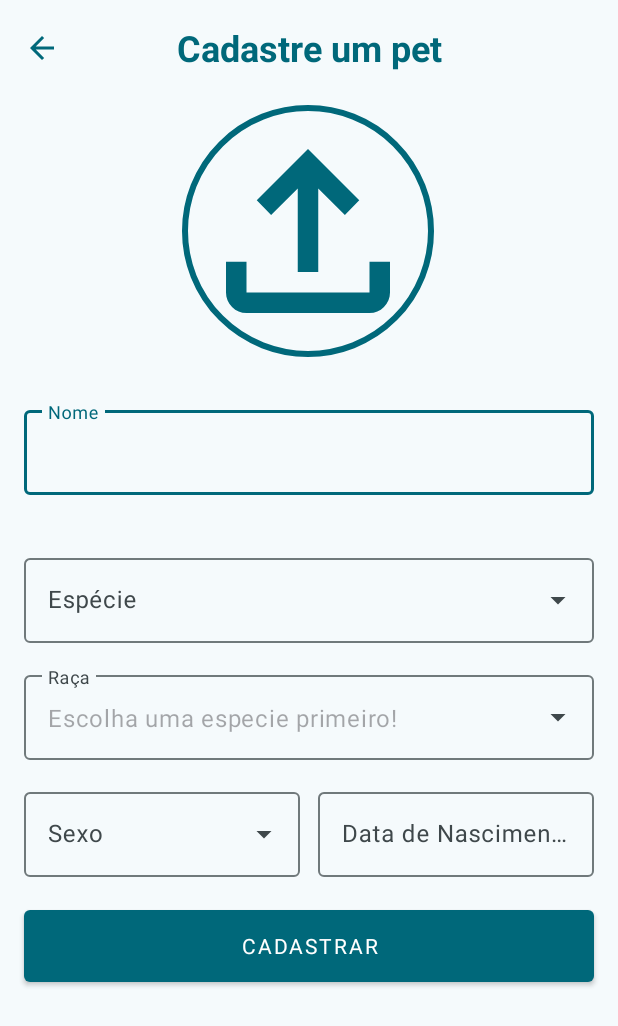
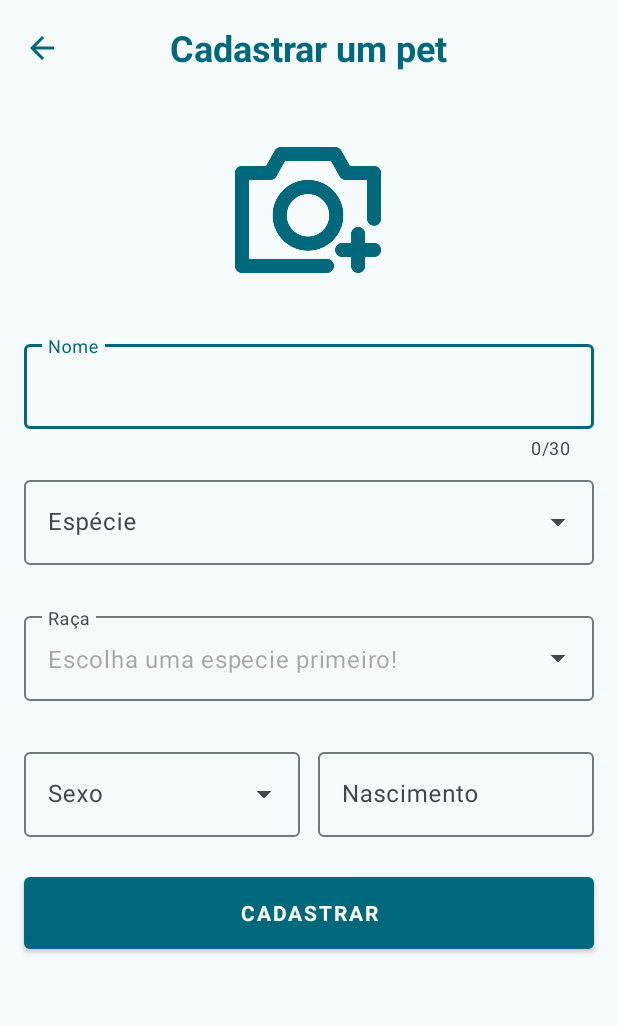
Before and after one commit to jpvrlma/PetCentral, an Android app: the CadastroPetActivity screen opened directly, with no data from a screen before it, on a phone screen of 412 x 824 dp. Shown: the top 1026 px of the screen. Run offline under Robolectric (Android 15) with nearby library versions, the phone set to English and light mode, and no system bars; our stand-ins replace Firebase (no records; nobody signed in at launch, a user with empty details on screens opened directly); Roboto replaces fonts that are not available here.

Commit message:
refinada nos layouts

```diff
--- a/app/src/main/java/com/example/petcentral/Login/CadastroActivity.java
+++ b/app/src/main/java/com/example/petcentral/Login/CadastroActivity.java
@@ -1,6 +1,7 @@
 package com.example.petcentral.Login;
 
 
+import android.content.Intent;
 import android.os.Bundle;
 import android.util.Patterns;
 import android.view.View;
@@ -56,6 +57,7 @@ public class CadastroActivity extends AppCompatActivity {
 
     private void clickListeners() {
         binding.btncadastrar.setOnClickListener(v -> validarCampos());
+        binding.btnVoltar.setOnClickListener(v -> startActivity(new Intent(this, LoginActivity.class)));
         binding.editNome.setOnClickListener(v -> binding.containerNome.setError(null));
         binding.editEmail.setOnClickListener(v -> binding.containerEmail.setError(null));
         binding.editSenha.setOnClickListener(v -> binding.containerSenha.setError(null));
--- a/app/src/main/java/com/example/petcentral/Login/ResetActivity.java
+++ b/app/src/main/java/com/example/petcentral/Login/ResetActivity.java
@@ -1,5 +1,6 @@
 package com.example.petcentral.Login;
 
+import android.content.Intent;
 import android.os.Bundle;
 import android.util.Patterns;
 
@@ -49,6 +50,8 @@ public class ResetActivity extends AppCompatActivity {
 
     private void clickListeners() {
         binding.btnEnviar.setOnClickListener(v -> resetSenha());
+        binding.editEmail.setOnClickListener(v -> binding.containerEmail.setError(null));
+        binding.backButton.setOnClickListener(v -> startActivity(new Intent(this, LoginActivity.class)));
     }
 
     private boolean isEmailValido(String email) {
--- a/app/src/main/java/com/example/petcentral/Pets/CadastroPetActivity.java
+++ b/app/src/main/java/com/example/petcentral/Pets/CadastroPetActivity.java
@@ -76,8 +76,6 @@ public class CadastroPetActivity extends AppCompatActivity {
         isEspecieSelecionada();
         clickListeners();
 
-
-
         autoCompleteTextViewEspecie.setOnItemClickListener((parent, view, position, id) -> {
             binding.autoCompleteEspecie.setError(null);
             autoCompleteTextViewRaca.setText("",false);
@@ -85,12 +83,12 @@ public class CadastroPetActivity extends AppCompatActivity {
             carregarRaca(autoCompleteTextViewRaca,idEspecieSelecionados.get(position));
         });
 
-
     }
 
     private void clickListeners() {
         binding.btnCadastrar.setOnClickListener(v -> validarCampos());
         binding.editData.setOnClickListener(v -> startDatePicker());
+        binding.btnVoltar.setOnClickListener(v -> startActivity(new Intent(this, MainActivity.class)));
 
         autoCompleteTextViewEspecie.setOnClickListener(v ->{
             autoCompleteTextViewRaca.setText("",false);
@@ -98,7 +96,6 @@ public class CadastroPetActivity extends AppCompatActivity {
         });
         autoCompleteTextViewRaca.setOnClickListener(v -> binding.menuRaca.setError(null));
         autoCompleteTextViewSexo.setOnClickListener(v -> binding.containerSexo.setError(null));
-
     }
 
     private void validarCampos() {
@@ -129,7 +126,7 @@ public class CadastroPetActivity extends AppCompatActivity {
             return;
         }
         if (dataNascimento.isEmpty()) {
-            binding.editData.setError("Campo obrigatório");
+            binding.containerData.setError("Campo obrigatório");
             return;
         }
         binding.autoCompleteEspecie.setText(especie);
@@ -147,6 +144,7 @@ public class CadastroPetActivity extends AppCompatActivity {
     }
 
     private void startDatePicker() {
+        binding.editData.setError(null);
         MaterialDatePicker<Long> materialDatePicker = MaterialDatePicker.Builder.datePicker()
                 .setTitleText("Selecione uma data")
                 .setSelection(MaterialDatePicker.todayInUtcMilliseconds())
--- a/app/src/main/java/com/example/petcentral/Usuario/UserActivity.java
+++ b/app/src/main/java/com/example/petcentral/Usuario/UserActivity.java
@@ -11,6 +11,7 @@ import androidx.core.view.ViewCompat;
 import androidx.core.view.WindowInsetsCompat;
 
 import com.example.petcentral.Login.LoginActivity;
+import com.example.petcentral.Pets.MainActivity;
 import com.example.petcentral.databinding.ActivityUserBinding;
 import com.google.firebase.auth.FirebaseAuth;
 import com.google.firebase.firestore.DocumentSnapshot;
@@ -70,6 +71,7 @@ public class UserActivity extends AppCompatActivity {
     private void clickListeners() {
         binding.cardConfiguracoes.setOnClickListener(v -> startActivity(new Intent(this, editUserActivity.class)));
         binding.cardLogout.setOnClickListener(v -> logout());
+        binding.btnBack.setOnClickListener(v -> startActivity(new Intent(this, MainActivity.class)));
         }
 
         private void logout(){
--- a/app/src/main/java/com/example/petcentral/Usuario/editUserActivity.java
+++ b/app/src/main/java/com/example/petcentral/Usuario/editUserActivity.java
@@ -1,5 +1,6 @@
 package com.example.petcentral.Usuario;
 
+import android.content.Intent;
 import android.os.Bundle;
 import android.util.Log;
 import android.view.View;
@@ -84,6 +85,9 @@ public class editUserActivity extends AppCompatActivity {
     private void clickListeners() {
         binding.btnSalvar.setOnClickListener(v -> validarCampos());
         binding.editTextNascimento.setOnClickListener(v -> startDatePicker());
+        binding.backButton.setOnClickListener(v -> startActivity(new Intent(this, UserActivity.class)));
+
+        binding.editTextNome.setOnClickListener(v -> binding.textInputLayoutNome.setError(null));
     }
 
     private void mostrarSnackbar(String mensagem) {
--- a/app/src/main/res/layout/activity_cadastro.xml
+++ b/app/src/main/res/layout/activity_cadastro.xml
@@ -21,6 +21,7 @@
             app:layout_constraintTop_toTopOf="parent">
 
             <ImageView
+                android:id="@+id/btnVoltar"
                 android:layout_width="wrap_content"
                 android:layout_height="wrap_content"
                 android:src="@drawable/arrow_back"
@@ -125,6 +126,7 @@
             android:layout_marginTop="16dp"
             android:layout_marginBottom="16dp"
             android:text="@string/btn_cadastro"
+            android:textStyle="bold"
             android:textColor="@color/md_theme_onPrimary"
             app:cornerRadius="5dp"
             app:layout_constraintBottom_toTopOf="@+id/progressBar"
--- a/app/src/main/res/layout/activity_cadastro_pet.xml
+++ b/app/src/main/res/layout/activity_cadastro_pet.xml
@@ -12,10 +12,12 @@
         android:layout_width="match_parent"
         android:layout_height="?attr/actionBarSize"
         app:layout_constraintEnd_toEndOf="parent"
+        app:layout_constraintHorizontal_bias="0.0"
         app:layout_constraintStart_toStartOf="parent"
         app:layout_constraintTop_toTopOf="parent">
 
         <ImageView
+            android:id="@+id/btn_voltar"
             android:layout_width="wrap_content"
             android:layout_height="wrap_content"
             android:src="@drawable/arrow_back"
@@ -34,26 +36,25 @@
 
     <com.google.android.material.imageview.ShapeableImageView
         android:id="@+id/petAvatar"
-        android:src="@drawable/upload"
+        android:layout_width="120dp"
+        android:layout_height="120dp"
+        android:layout_marginTop="16dp"
+        android:padding="8dp"
+        android:src="@drawable/fotoupload"
         android:tint="@color/md_theme_primary"
-        android:layout_width="180dp"
-        android:layout_height="180dp"
-        android:scaleType="centerCrop"
-        android:padding="8dp"
-        app:layout_constraintBottom_toBottomOf="parent"
         app:layout_constraintEnd_toEndOf="parent"
         app:layout_constraintHorizontal_bias="0.498"
         app:layout_constraintStart_toStartOf="parent"
         app:layout_constraintTop_toBottomOf="@+id/toolbar"
-        app:layout_constraintVertical_bias="0.0"
-        app:shapeAppearanceOverlay="@style/AvatarShape"
-        app:strokeColor="@color/md_theme_primary"
-        app:strokeWidth="4dp" />
+        />
+
 
     <com.google.android.material.textfield.TextInputLayout
         android:id="@+id/container_nome"
         app:errorEnabled="true"
         style="@style/Widget.Material3.TextInputLayout.OutlinedBox"
+        app:counterEnabled="true"
+        app:counterMaxLength="30"
         android:layout_width="match_parent"
         android:layout_height="wrap_content"
         android:layout_marginStart="16dp"
@@ -83,9 +84,10 @@
         android:layout_width="match_parent"
         android:layout_height="wrap_content"
         android:layout_marginStart="16dp"
-        android:layout_marginTop="16dp"
+        android:layout_marginTop="8dp"
         android:layout_marginEnd="16dp"
         android:hint="@string/hint_especie"
+        app:errorEnabled="true"
         app:layout_constraintEnd_toEndOf="parent"
         app:layout_constraintStart_toStartOf="parent"
         app:layout_constraintTop_toBottomOf="@+id/container_nome">
@@ -93,11 +95,10 @@
 
         <com.google.android.material.textfield.MaterialAutoCompleteTextView
             android:id="@+id/autoCompleteEspecie"
-            android:paddingEnd="48dp"
             android:layout_width="match_parent"
             android:layout_height="wrap_content"
             android:inputType="none"
-            />
+            android:paddingEnd="48dp" />
 
     </com.google.android.material.textfield.TextInputLayout>
 
@@ -107,9 +108,10 @@
         android:layout_width="match_parent"
         android:layout_height="wrap_content"
         android:layout_marginStart="16dp"
-        android:layout_marginTop="16dp"
+        android:layout_marginTop="8dp"
         android:layout_marginEnd="16dp"
         android:hint="@string/hint_raca"
+        app:errorEnabled="true"
         app:layout_constraintEnd_toEndOf="parent"
         app:layout_constraintStart_toStartOf="parent"
         app:layout_constraintTop_toBottomOf="@+id/menu_especie">
@@ -117,11 +119,10 @@
 
         <com.google.android.material.textfield.MaterialAutoCompleteTextView
             android:id="@+id/autoCompleteRaca"
-            android:paddingEnd="48dp"
             android:layout_width="match_parent"
             android:layout_height="wrap_content"
             android:inputType="none"
-            />
+            android:paddingEnd="48dp" />
 
     </com.google.android.material.textfield.TextInputLayout>
 
@@ -131,7 +132,7 @@
         android:layout_height="wrap_content"
         android:orientation="horizontal"
         android:layout_marginStart="8dp"
-        android:layout_marginTop="16dp"
+        android:layout_marginTop="8dp"
         android:layout_marginEnd="8dp"
         app:layout_constraintEnd_toEndOf="parent"
         app:layout_constraintStart_toStartOf="parent"
@@ -139,6 +140,7 @@
 
         <com.google.android.material.textfield.TextInputLayout
             android:id="@+id/container_sexo"
+            app:errorEnabled="true"
             style="@style/Widget.Material3.TextInputLayout.OutlinedBox.ExposedDropdownMenu"
             android:layout_width="0dp"
             android:layout_height="wrap_content"
@@ -158,6 +160,7 @@
         </com.google.android.material.textfield.TextInputLayout>
 
         <com.google.android.material.textfield.TextInputLayout
+            app:errorEnabled="true"
             style="@style/Widget.Material3.TextInputLayout.OutlinedBox"
             android:id="@+id/container_data"
             android:layout_width="0dp"
@@ -176,15 +179,6 @@
         </com.google.android.material.textfield.TextInputLayout>
     </LinearLayout>
 
-    <LinearLayout
-        android:id="@+id/linearLayout"
-        android:layout_width="0dp"
-        android:layout_height="wrap_content"
-        android:orientation="horizontal"
-        app:layout_constraintEnd_toEndOf="parent"
-        app:layout_constraintStart_toStartOf="parent"
-        app:layout_constraintTop_toBottomOf="@id/container_sexo_data">
-
 
     <com.google.android.material.button.MaterialButton
         android:id="@+id/btn_cadastrar"
@@ -192,12 +186,16 @@
         android:layout_width="0dp"
         android:layout_height="60dp"
         android:layout_marginStart="16dp"
-            android:layout_marginTop="16dp"
         android:layout_marginEnd="16dp"
         android:layout_weight="1"
-            android:text="@string/btn_cadastro" />
+        android:text="@string/btn_cadastro"
+        android:textStyle="bold"
+        app:layout_constraintBottom_toBottomOf="parent"
+        app:layout_constraintEnd_toEndOf="parent"
+        app:layout_constraintStart_toStartOf="parent"
+        app:layout_constraintTop_toBottomOf="@id/container_sexo_data"
+        app:layout_constraintVertical_bias="0.0" />
 
-    </LinearLayout>
 
     <com.google.android.material.progressindicator.CircularProgressIndicator
         android:id="@+id/progressBar"
@@ -210,7 +208,7 @@
         app:layout_constraintBottom_toBottomOf="parent"
         app:layout_constraintEnd_toEndOf="parent"
         app:layout_constraintStart_toStartOf="parent"
-        app:layout_constraintTop_toBottomOf="@+id/linearLayout"
+        app:layout_constraintTop_toBottomOf="@+id/btn_cadastrar"
         app:layout_constraintVertical_bias="0.0" />
 
 </androidx.constraintlayout.widget.ConstraintLayout>
--- a/app/src/main/res/layout/activity_reset.xml
+++ b/app/src/main/res/layout/activity_reset.xml
@@ -88,11 +88,11 @@
             android:layout_width="0dp"
             android:layout_height="54dp"
             android:layout_marginStart="16dp"
-            android:layout_marginTop="16dp"
             android:layout_marginEnd="16dp"
             android:layout_marginBottom="16dp"
             android:text="@string/reset_btn_redefinir"
             android:textColor="@color/md_theme_onPrimary"
+            android:textStyle="bold"
             app:cornerRadius="5dp"
             app:layout_constraintBottom_toBottomOf="parent"
             app:layout_constraintEnd_toEndOf="parent"
--- a/app/src/main/res/values/strings.xml
+++ b/app/src/main/res/values/strings.xml
@@ -15,11 +15,11 @@
     <string name="cadastro_faca">Faça seu Cadastro!</string>
     <string name="hint_nome">Nome</string>
     <string name="btn_cadastro">Cadastrar</string>
-    <string name="pet_cadastre">Cadastre um pet</string>
+    <string name="pet_cadastre">Cadastrar um pet</string>
     <string name="hint_especie">Espécie</string>
     <string name="hint_raca">Raça</string>
     <string name="hint_sexo">Sexo</string>
-    <string name="hint_data">Data de Nascimento</string>
+    <string name="hint_data">Nascimento</string>
     <string name="user_nome">nome_user</string>
     <string name="user_email">email_user</string>
     <string name="settings_config">Editar perfil</string>
```
Also changed, not shown: app/src/main/res/layout/activity_edit_user.xml (+13 -34 lines), app/src/main/res/values/styles.xml (+7 -0 lines), app/src/main/res/drawable/fotoupload.png (added). Lines whose indentation alone changed are shown as unchanged.
